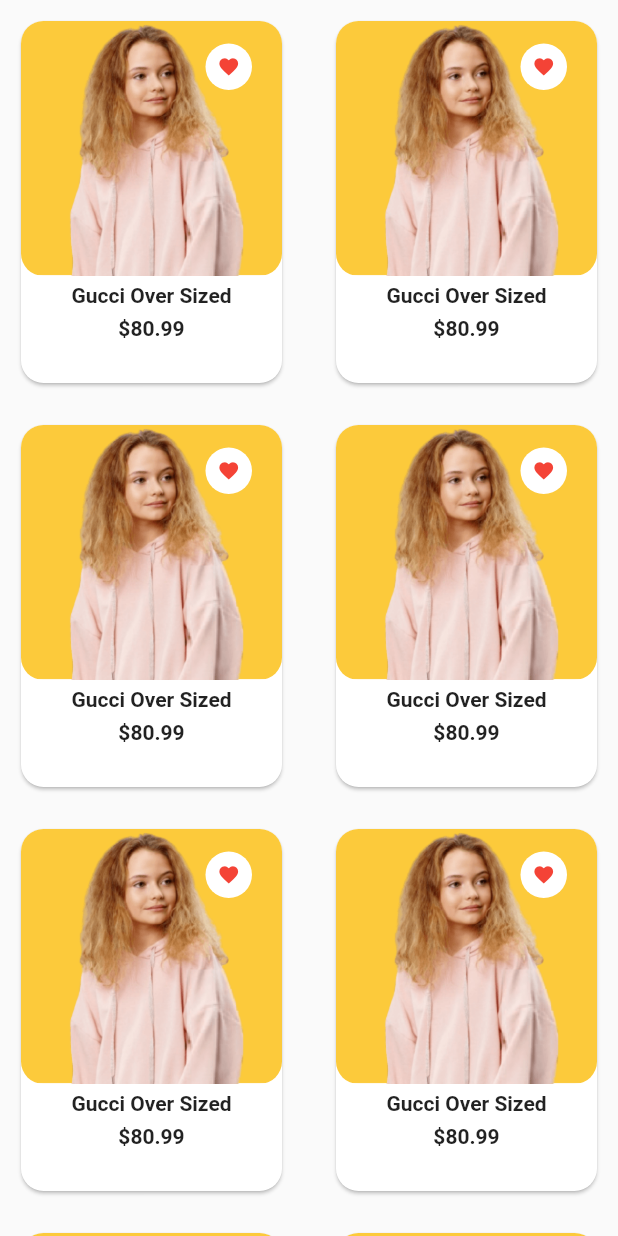
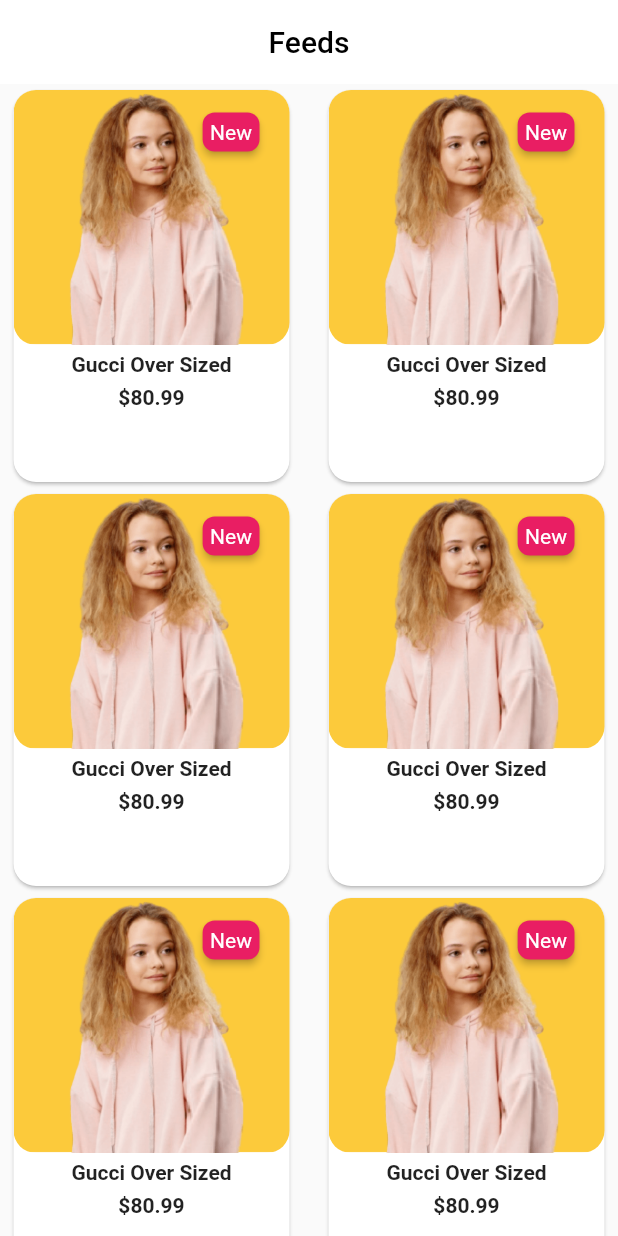
Before and after one commit to mehedi4958/ecommerce01, a Flutter app: the FeedsScreen screen opened directly, on a phone screen of 412 x 824 dp. Run offline on Flutter 3.47's test engine with Material 2 defaults, Android fonts, the phone set to English and light mode, and no system bars; drawn by our look-alikes of badges; our stand-ins replace cloud_firestore, firebase_auth, firebase_core, firebase_storage, image_picker; accounts and stored records are empty.

Commit message:
feed screen provided, badges added

```diff
--- a/lib/views/screens/feeds_screen.dart
+++ b/lib/views/screens/feeds_screen.dart
@@ -7,6 +7,17 @@ class FeedsScreen extends StatelessWidget {
   @override
   Widget build(BuildContext context) {
     return Scaffold(
+      appBar: AppBar(
+        backgroundColor: Colors.white,
+        elevation: 0,
+        centerTitle: true,
+        title: const Text(
+          'Feeds',
+          style: TextStyle(
+            color: Colors.black,
+          ),
+        ),
+      ),
       body: GridView.count(
         crossAxisCount: 2,
         crossAxisSpacing: 8,
--- a/lib/views/widgets/feeds_products.dart
+++ b/lib/views/widgets/feeds_products.dart
@@ -1,3 +1,4 @@
+import 'package:badges/badges.dart';
 import 'package:flutter/material.dart';
 
 class FeedsProducts extends StatefulWidget {
@@ -11,7 +12,7 @@ class _FeedsProductsState extends State<FeedsProducts> {
   @override
   Widget build(BuildContext context) {
     return Container(
-      margin: const EdgeInsets.all(10),
+      margin: const EdgeInsets.only(left: 5, right: 5),
       child: Card(
         shape: RoundedRectangleBorder(
           borderRadius: BorderRadius.circular(15),
@@ -37,16 +38,20 @@ class _FeedsProductsState extends State<FeedsProducts> {
                 Positioned(
                   right: 20,
                   top: 15,
-                  child: Container(
-                    padding: const EdgeInsets.all(8),
-                    decoration: const BoxDecoration(
-                      color: Colors.white,
-                      shape: BoxShape.circle,
-                    ),
-                    child: const Icon(
-                      Icons.favorite,
-                      color: Colors.red,
-                      size: 15,
+                  child: Positioned(
+                    left: 5,
+                    top: 15,
+                    child: Badge(
+                      toAnimate: true,
+                      shape: BadgeShape.square,
+                      badgeColor: Colors.pink,
+                      borderRadius: BorderRadius.circular(8),
+                      badgeContent: const Text(
+                        'New',
+                        style: TextStyle(
+                          color: Colors.white,
+                        ),
+                      ),
                     ),
                   ),
                 ),
--- a/pubspec.yaml
+++ b/pubspec.yaml
@@ -42,6 +42,7 @@ dependencies:
   firebase_storage: ^11.0.4
   image_picker: ^0.8.6
   provider: ^6.0.4
+  badges: ^2.0.3
 
 dev_dependencies:
   flutter_test:
```
Also changed, not shown: lib/views/widgets/products.dart (+12 -11 lines), pubspec.lock.
